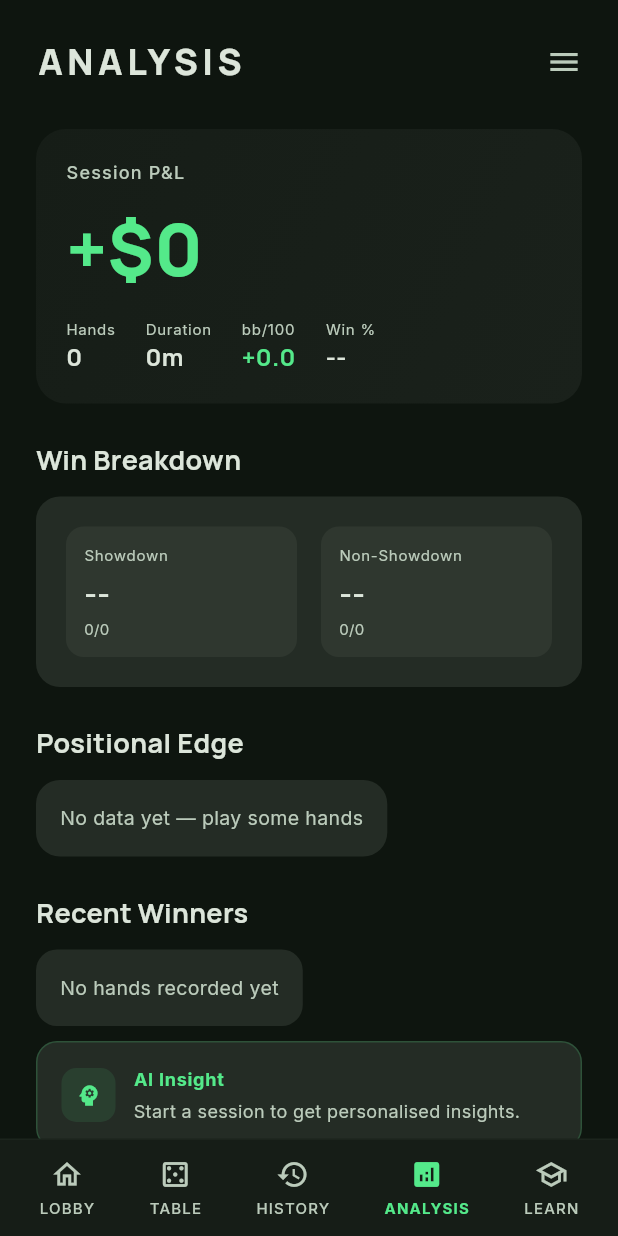
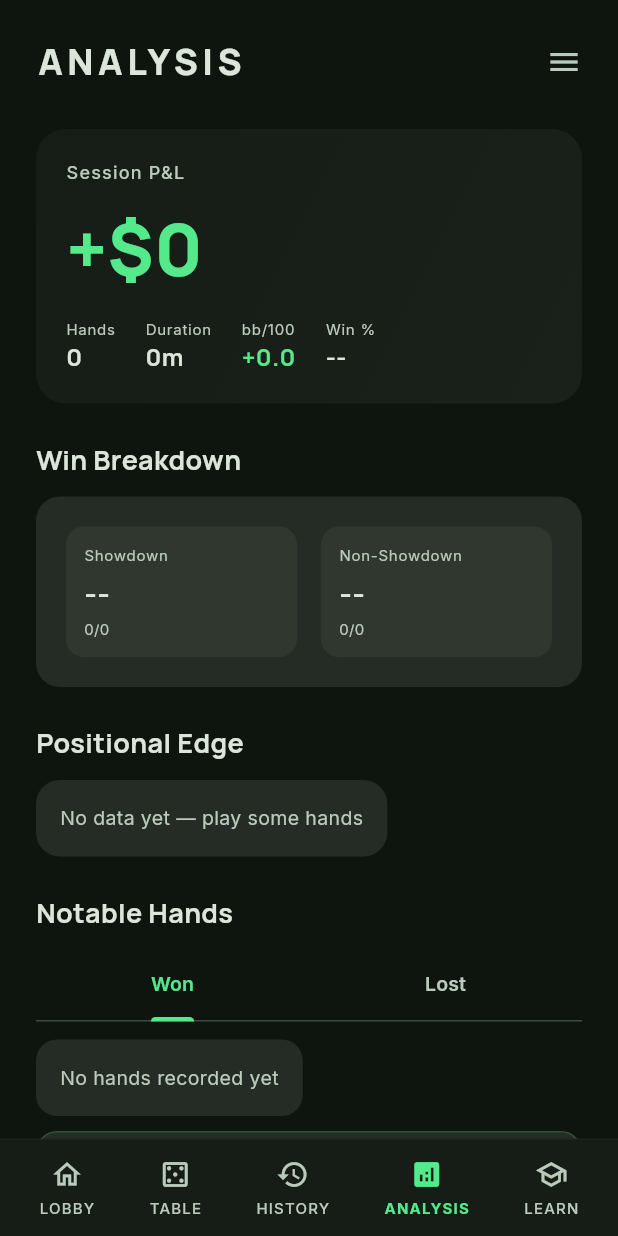
Before and after one commit to Rik-Stokmans/PokerScanner, a Flutter app: the SessionAnalysisScreen screen opened by its route, on a phone screen of 412 x 824 dp. Run offline on Flutter 3.47's test engine with Material 3 defaults, Android fonts, the phone set to English and light mode, and no system bars; our stand-ins replace cloud_firestore, firebase_auth, firebase_core, fl_chart, flutter_blue_plus, flutter_riverpod and 5 more; accounts and stored records are empty; generated files the repository leaves out were written again.

Commit message:
Replace 'Recent Winners' with two-tab 'Notable Hands' section (Won / Lost)

```diff
--- a/lib/screens/session_analysis_screen.dart
+++ b/lib/screens/session_analysis_screen.dart
@@ -180,61 +180,10 @@ class SessionAnalysisScreen extends ConsumerWidget {
               ),
               const SizedBox(height: 24),
 
-              // Winning hands section
-              Text('Recent Winners',
-                  style: GoogleFonts.manrope(
-                    fontSize: 18, fontWeight: FontWeight.w700,
-                    color: AppColors.onSurface,
-                  )),
-              const SizedBox(height: 12),
-              handsAsync.when(
-                loading: () => const Center(
-                  child: CircularProgressIndicator(color: AppColors.primary),
-                ),
-                error: (_, __) => const SizedBox.shrink(),
-                data: (hands) {
-                  if (hands.isEmpty) {
-                    return Container(
-                      padding: const EdgeInsets.all(16),
-                      decoration: BoxDecoration(
-                        color: AppColors.surfaceContainerHigh,
-                        borderRadius: BorderRadius.circular(14),
-                      ),
-                      child: Text('No hands recorded yet',
-                          style: GoogleFonts.inter(
-                            fontSize: 13, color: AppColors.onSurfaceVariant,
-                          )),
-                    );
-                  }
-                  final myWins = hands
-                      .where((h) => h.winnerId == user?.id)
-                      .take(3)
-                      .toList();
-                  if (myWins.isEmpty) {
-                    return Container(
-                      padding: const EdgeInsets.all(16),
-                      decoration: BoxDecoration(
-                        color: AppColors.surfaceContainerHigh,
-                        borderRadius: BorderRadius.circular(14),
-                      ),
-                      child: Text('No wins yet — keep playing!',
-                          style: GoogleFonts.inter(
-                            fontSize: 13, color: AppColors.onSurfaceVariant,
-                          )),
-                    );
-                  }
-                  return Column(
-                    children: myWins.map((hand) => Padding(
-                      padding: const EdgeInsets.only(bottom: 10),
-                      child: _ErrorCard(
-                        type: hand.handRank,
-                        handId: 'Hand #${hand.handNumber}',
-                        metric: '+€${hand.potAmount.toStringAsFixed(2)}',
-                        isWin: true,
-                      ),
-                    )).toList(),
-                  );
-                },
+              // Notable Hands section (Won / Lost tabs)
+              _NotableHandsSection(
+                handsAsync: handsAsync,
+                userId: user?.id ?? '',
               ),
               const SizedBox(height: 10),
 
@@ -319,6 +268,138 @@ class _MiniStat extends StatelessWidget {
               fontSize: 16, fontWeight: FontWeight.w700,
               color: valueColor ?? AppColors.onSurface,
             )),
+      ],
+    );
+  }
+}
+
+class _NotableHandsSection extends StatefulWidget {
+  final AsyncValue<List<HandModel>> handsAsync;
+  final String userId;
+
+  const _NotableHandsSection({required this.handsAsync, required this.userId});
+
+  @override
+  State<_NotableHandsSection> createState() => _NotableHandsSectionState();
+}
+
+class _NotableHandsSectionState extends State<_NotableHandsSection>
+    with SingleTickerProviderStateMixin {
+  late final TabController _tabController;
+
+  @override
+  void initState() {
+    super.initState();
+    _tabController = TabController(length: 2, vsync: this);
+  }
+
+  @override
+  void dispose() {
+    _tabController.dispose();
+    super.dispose();
+  }
+
+  Widget _emptyState(String message) {
+    return Container(
+      padding: const EdgeInsets.all(16),
+      decoration: BoxDecoration(
+        color: AppColors.surfaceContainerHigh,
+        borderRadius: BorderRadius.circular(14),
+      ),
+      child: Text(message,
+          style: GoogleFonts.inter(
+            fontSize: 13, color: AppColors.onSurfaceVariant,
+          )),
+    );
+  }
+
+  Widget _buildWonTab(List<HandModel> hands) {
+    final myWins = hands
+        .where((h) => h.winnerId == widget.userId)
+        .toList()
+      ..sort((a, b) => b.potAmount.compareTo(a.potAmount));
+    final top3 = myWins.take(3).toList();
+    if (top3.isEmpty) return _emptyState('No wins yet — keep playing!');
+    return Column(
+      children: top3.map((hand) => Padding(
+        padding: const EdgeInsets.only(bottom: 10),
+        child: _ErrorCard(
+          type: hand.handRank,
+          handId: 'Hand #${hand.handNumber}',
+          metric: '+€${hand.potAmount.toStringAsFixed(2)}',
+          isWin: true,
+        ),
+      )).toList(),
+    );
+  }
+
+  Widget _buildLostTab(List<HandModel> hands) {
+    final myId = widget.userId;
+    // Hands where user played (has stack entry) but did not win
+    final losses = hands
+        .where((h) => h.winnerId != myId && h.playerStacksBefore.containsKey(myId))
+        .toList()
+      ..sort((a, b) => b.potAmount.compareTo(a.potAmount));
+    final top3 = losses.take(3).toList();
+    if (top3.isEmpty) return _emptyState('No losses recorded yet — great run!');
+    return Column(
+      children: top3.map((hand) => Padding(
+        padding: const EdgeInsets.only(bottom: 10),
+        child: _ErrorCard(
+          type: hand.handRank.isNotEmpty ? hand.handRank : 'Folded / Lost',
+          handId: 'Hand #${hand.handNumber}',
+          metric: '-€${hand.potAmount.toStringAsFixed(2)}',
+          isWin: false,
+        ),
+      )).toList(),
+    );
+  }
+
+  @override
+  Widget build(BuildContext context) {
+    return Column(
+      crossAxisAlignment: CrossAxisAlignment.start,
+      children: [
+        Text('Notable Hands',
+            style: GoogleFonts.manrope(
+              fontSize: 18, fontWeight: FontWeight.w700,
+              color: AppColors.onSurface,
+            )),
+        const SizedBox(height: 12),
+        TabBar(
+          controller: _tabController,
+          labelColor: AppColors.primary,
+          unselectedLabelColor: AppColors.onSurfaceVariant,
+          indicatorColor: AppColors.primary,
+          indicatorSize: TabBarIndicatorSize.label,
+          labelStyle: GoogleFonts.inter(
+            fontSize: 13, fontWeight: FontWeight.w600,
+          ),
+          tabs: const [
+            Tab(text: 'Won'),
+            Tab(text: 'Lost'),
+          ],
+        ),
+        const SizedBox(height: 12),
+        widget.handsAsync.when(
+          loading: () => const Center(
+            child: CircularProgressIndicator(color: AppColors.primary),
+          ),
+          error: (_, __) => const SizedBox.shrink(),
+          data: (hands) {
+            if (hands.isEmpty) return _emptyState('No hands recorded yet');
+            return AnimatedBuilder(
+              animation: _tabController,
+              builder: (context, _) {
+                if (_tabController.index == 0) {
+                  return _buildWonTab(hands);
+                } else {
+                  return _buildLostTab(hands);
+                }
+              },
+            );
+          },
+        ),
       ],
     );
   }
```
